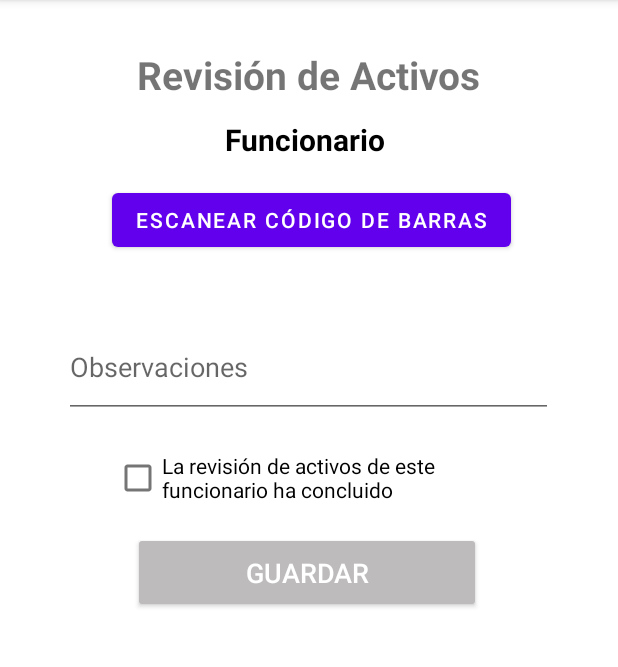
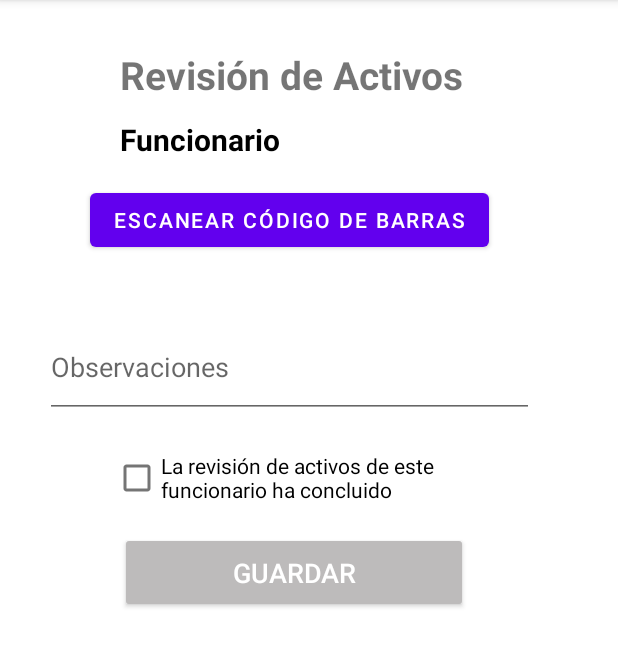
Before and after one commit to joao034/controlInventarioAndroid, an Android app: the DescriptionActivity screen opened directly, with no data from a screen before it, on a phone screen of 412 x 824 dp, the part 84-751 px from its top. Run offline under Robolectric (Android 15) with nearby library versions, the phone set to English and light mode, and no system bars; our stand-ins replace Volley; libraries missing offline, so code that uses them is left out: com.google.zxing.integration; network calls fail; 4 statements that could not run were skipped.

Commit message:
Haciendo todo como siempre, estoy demasiado

```diff
--- a/app/src/main/java/com/example/controlinventario/Activo.java
+++ b/app/src/main/java/com/example/controlinventario/Activo.java
@@ -1,6 +1,8 @@
 package com.example.controlinventario;
 
-public class Activo {
+import java.io.Serializable;
+
+public class Activo implements Serializable {
     private String id, nombre, estado, codBarras, idFuncionario, revision;
 
     public Activo(String id, String nombre, String estado, String codBarras, String idFuncionario, String revision) {
--- a/app/src/main/java/com/example/controlinventario/MainActivity.java
+++ b/app/src/main/java/com/example/controlinventario/MainActivity.java
@@ -42,7 +42,8 @@ public class MainActivity extends AppCompatActivity {
         setContentView(R.layout.activity_main);
         titulo = (TextView)findViewById(R.id.titulo);
         spnProcesos = (Spinner)findViewById(R.id.procesos);
-        cargarProcesos("http://192.168.100.123/servicios/cargarProcesos.php");
+        //cargarProcesos("http://192.168.100.123/servicios/cargarProcesos.php");
+        cargarProcesos("http://192.168.2.111/servicios/cargarProcesos.php");
         //cargarProcesos("http://192.168.100.3/servicios/cargarProcesos.php");
     }
 
@@ -82,7 +83,8 @@ public class MainActivity extends AppCompatActivity {
     }
 
     public void cargarDetalleProceso(String proceso){
-        String URL = "http://192.168.100.123/servicios/cargarDetalles.php?titulo=" + proceso;
+        //String URL = "http://192.168.100.123/servicios/cargarDetalles.php?titulo=" + proceso;
+        String URL = "http://192.168.2.111/servicios/cargarDetalles.php?titulo=" + proceso;
         //String URL = "http://192.168.100.3/servicios/cargarDetalles.php?titulo=" + proceso;
         StringRequest stringRequest = new StringRequest(Request.Method.GET, URL, new Response.Listener<String>() {
             @Override
--- a/app/src/main/java/com/example/controlinventario/ProcesoValidacion.java
+++ b/app/src/main/java/com/example/controlinventario/ProcesoValidacion.java
@@ -1,8 +1,9 @@
 package com.example.controlinventario;
 
+import java.io.Serializable;
 import java.util.List;
 
-public class ProcesoValidacion {
+public class ProcesoValidacion implements Serializable {
     private int id;
     private String titulo, fecha;
     List<ProcesoValidacionDetalle> detalles;
--- a/app/src/main/res/layout/activity_description.xml
+++ b/app/src/main/res/layout/activity_description.xml
@@ -6,11 +6,22 @@
     android:layout_height="match_parent"
     tools:context=".DescriptionActivity">
 
+    <ScrollView
+        android:layout_width="match_parent"
+        android:layout_height="wrap_content"
+        app:layout_constraintTop_toTopOf="parent">
+
+        <LinearLayout
+            android:layout_width="match_parent"
+            android:layout_height="wrap_content"
+            android:orientation="vertical">
+
             <TextView
                 android:id="@+id/tituloDescripcion"
                 android:layout_width="wrap_content"
                 android:layout_height="wrap_content"
                 android:layout_marginTop="32dp"
+                android:layout_marginStart="80dp"
                 android:text="Revisión de Activos"
                 android:textSize="26dp"
                 android:textStyle="bold"
@@ -23,6 +34,7 @@
                 android:layout_width="wrap_content"
                 android:layout_height="wrap_content"
                 android:layout_marginTop="12dp"
+                android:layout_marginStart="80dp"
                 android:text="Funcionario "
                 android:textColor="@color/black"
                 android:textSize="20dp"
@@ -32,9 +44,23 @@
                 app:layout_constraintStart_toStartOf="parent"
                 app:layout_constraintTop_toBottomOf="@+id/tituloDescripcion"></TextView>
 
+
+            <Button
+                android:id="@+id/btnScan"
+                android:layout_width="wrap_content"
+                android:layout_height="wrap_content"
+                android:layout_marginTop="16dp"
+                android:layout_marginLeft="60dp"
+                android:onClick="escanearCodigoBarras"
+                android:text="Escanear Código de Barras"
+                app:layout_constraintEnd_toEndOf="parent"
+                app:layout_constraintHorizontal_bias="0.513"
+                app:layout_constraintStart_toStartOf="parent"
+                app:layout_constraintTop_toBottomOf="@+id/nombreFuncionario" />
+
             <androidx.recyclerview.widget.RecyclerView
                 android:id="@+id/res_activos"
-        android:layout_width="0dp"
+                android:layout_width="wrap_content"
                 android:layout_height="wrap_content"
                 android:layout_marginTop="24dp"
                 app:layout_constraintEnd_toEndOf="parent"
@@ -47,11 +73,24 @@
                 android:layout_width="326dp"
                 android:layout_height="68dp"
                 android:layout_marginTop="16dp"
+                android:layout_marginLeft="30dp"
                 android:hint="Observaciones"
                 app:layout_constraintEnd_toEndOf="parent"
                 app:layout_constraintHorizontal_bias="0.494"
                 app:layout_constraintStart_toStartOf="parent"
                 app:layout_constraintTop_toBottomOf="@+id/res_activos" />
+
+
+            <CheckBox
+                android:id="@+id/checkBox"
+                android:layout_width="262dp"
+                android:layout_height="40dp"
+                android:layout_marginLeft="75dp"
+                android:layout_marginTop="20dp"
+                android:text="La revisión de activos de este funcionario ha concluido"
+                app:layout_constraintStart_toStartOf="parent"
+                app:layout_constraintTop_toBottomOf="@+id/observacion"
+                tools:ignore="TouchTargetSizeCheck" />
 
             <Button
                 android:id="@+id/btnGuardar"
@@ -59,6 +98,8 @@
                 android:layout_width="232dp"
                 android:layout_height="54dp"
                 android:layout_marginTop="16dp"
+                android:layout_marginLeft="80dp"
+                android:layout_marginBottom="32dp"
                 android:onClick="guardarProceso"
                 android:text="Guardar"
                 android:textSize="18dp"
@@ -69,27 +110,12 @@
                 app:layout_constraintStart_toStartOf="parent"
                 app:layout_constraintTop_toBottomOf="@+id/checkBox" />
 
-    <CheckBox
-        android:id="@+id/checkBox"
-        android:layout_width="262dp"
-        android:layout_height="40dp"
-        android:layout_marginStart="76dp"
-        android:layout_marginTop="20dp"
-        android:text="La revisión de activos de este funcionario ha concluido"
-        app:layout_constraintStart_toStartOf="parent"
-        app:layout_constraintTop_toBottomOf="@+id/observacion"
-        tools:ignore="TouchTargetSizeCheck" />
 
-    <Button
-        android:id="@+id/btnScan"
-        android:layout_width="wrap_content"
-        android:layout_height="wrap_content"
-        android:layout_marginTop="16dp"
-        android:text="Escanear Código de Barras"
-        android:onClick="escanearCodigoBarras"
-        app:layout_constraintEnd_toEndOf="parent"
-        app:layout_constraintHorizontal_bias="0.513"
-        app:layout_constraintStart_toStartOf="parent"
-        app:layout_constraintTop_toBottomOf="@+id/nombreFuncionario" />
+
+
+        </LinearLayout>
+
+    </ScrollView>
+
 
 </androidx.constraintlayout.widget.ConstraintLayout>
```
Also changed, not shown: app/src/main/java/com/example/controlinventario/AdapterActivos.java (+6 -4 lines), app/src/main/java/com/example/controlinventario/DescriptionActivity.java (+9 -4 lines). Lines whose indentation alone changed are shown as unchanged.
